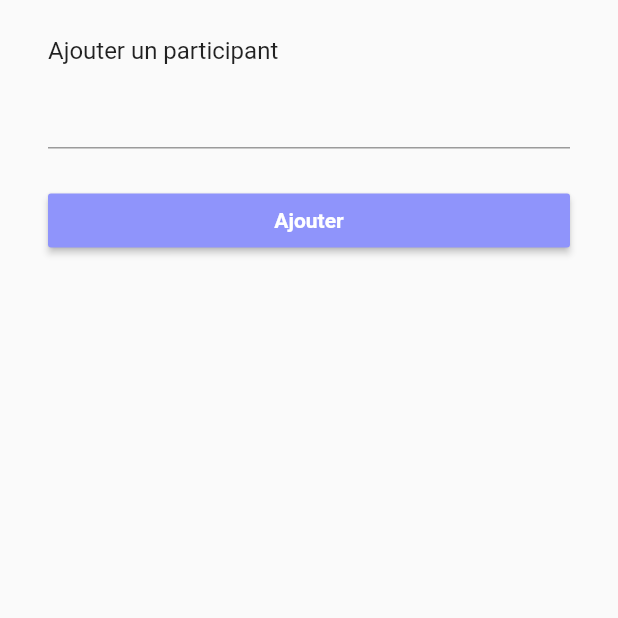
After one commit to sebastienklaus/reunionou, a Flutter app: the AddParticipantsWidget screen opened directly, on a phone screen of 412 x 824 dp, the top half of it. The commit adds this screen. Run offline on Flutter 3.47's test engine with Material 2 defaults, Android fonts, the phone set to English and light mode, and no system bars; drawn by our look-alikes of overlay_support; our stand-ins replace datetime_picker_formfield, dio, email_validator, flutter_map, flutter_typeahead, jwt_decoder and 2 more; missing offline and left inert: geocoder, sa_v1_migration, username_generator; accounts and stored records are empty.

Commit message:
add member to event

```diff
--- a/front/mobile/reunionou/lib/models/user.dart
+++ b/front/mobile/reunionou/lib/models/user.dart
@@ -1,8 +1,8 @@
 class User {
   String id;
   String fullname;
-  String username;
-  String type;
+  String? username;
+  String? type;
   String? email;
   String? token;
 
@@ -10,8 +10,8 @@ class User {
   User({
     required this.id,
     required this.fullname,
-    required this.username,
-    required this.type,
+    this.username,
+    this.type,
     this.email,
     this.token,
   });
--- /dev/null
+++ b/front/mobile/reunionou/lib/widgets/addParticipents.dart
@@ -0,0 +1,131 @@
+import 'package:flutter/material.dart';
+import 'package:provider/provider.dart';
+import 'package:reunionou/models/event.dart';
+import '../data/dataLoader.dart';
+import '../models/user.dart';
+import '../widgets/spacer.dart';
+import 'package:flutter_typeahead/flutter_typeahead.dart';
+
+class AddParticipantsWidget extends StatefulWidget {
+  const AddParticipantsWidget({
+    Key? key,
+    this.event_id,
+  }) : super(key: key);
+  final String? event_id;
+
+  @override
+  _AddParticipantsWidgetState createState() => _AddParticipantsWidgetState();
+}
+
+class _AddParticipantsWidgetState extends State<AddParticipantsWidget> {
+  late final TextEditingController participant;
+  final _formKey = GlobalKey<FormState>();
+  String selecteUserId = "";
+  @override
+  void initState() {
+    super.initState();
+    participant = TextEditingController(text: "");
+  }
+
+  @override
+  Widget build(BuildContext context) => Scaffold(
+        body: Scaffold(
+          body: Form(
+            key: _formKey,
+            child: ListView(
+              padding: const EdgeInsets.symmetric(horizontal: 32),
+              physics: const BouncingScrollPhysics(),
+              children: [
+                const SizedBox(height: 24),
+                Column(
+                  crossAxisAlignment: CrossAxisAlignment.start,
+                  children: [
+                    const Text(
+                      "Ajouter un participant",
+                      style: TextStyle(fontSize: 16),
+                    ),
+                    const SizedBox(height: 8),
+                    TypeAheadFormField(
+                      textFieldConfiguration: TextFieldConfiguration(
+                        controller: participant,
+                      ),
+                      suggestionsCallback: (pattern) {
+                        return context.read<DataLoader>().getUsers();
+                      },
+                      itemBuilder: (context, User suggestion) {
+                        return ListTile(
+                          title: Text(suggestion.fullname),
+                        );
+                      },
+                      transitionBuilder: (context, suggestionsBox, controller) {
+                        return suggestionsBox;
+                      },
+                      onSuggestionSelected: (User suggestion) {
+                        participant.text = suggestion.fullname;
+                        selecteUserId = suggestion.id;
+                      },
+                      validator: (value) {
+                        if (value!.isEmpty) {
+                          return 'Veuillez sélectionner un utilisateur';
+                        }
+                      },
+                    ),
+                  ],
+                ),
+                const SpacerWidget(
+                  space: 24,
+                ),
+                RaisedButton(
+                  color: const Color.fromRGBO(143, 148, 251, 1),
+                  splashColor: const Color.fromRGBO(143, 148, 251, 0.3),
+                  child: const Center(
+                    child: Text(
+                      "Ajouter",
+                      style: TextStyle(
+                          color: Colors.white, fontWeight: FontWeight.bold),
+                    ),
+                  ),
+                  onPressed: () async {
+                    if (_formKey.currentState!.validate()) {
+                      print(widget.event_id);
+                      context
+                          .read<DataLoader>()
+                          .addMember(
+                              widget.event_id, selecteUserId, participant.text)
+                          .then(
+                        (value) {
+                          if (value) {
+                            ScaffoldMessenger.of(context).showSnackBar(
+                              const SnackBar(
+                                content: Text(
+                                  "Participant ajouté avec succès",
+                                  style: TextStyle(
+                                    color: Color.fromARGB(255, 255, 255, 255),
+                                  ),
+                                ),
+                                backgroundColor: Colors.green,
+                              ),
+                            );
+                          } else {
+                            ScaffoldMessenger.of(context).showSnackBar(
+                              const SnackBar(
+                                content: Text(
+                                    "Quelque chose s'est mal passé essaie une autre fois"),
+                                backgroundColor: Colors.red,
+                              ),
+                            );
+                          }
+                        },
+                      );
+                    }
+                  },
+                ),
+                const SpacerWidget(
+                  space: 30,
+                ),
+              ],
+            ),
+          ),
+        ),
+      );
+}
--- a/front/mobile/reunionou/pubspec.yaml
+++ b/front/mobile/reunionou/pubspec.yaml
@@ -53,6 +53,7 @@ dependencies:
   jwt_decoder: ^2.0.1
   datetime_picker_formfield: ^2.0.0
   geocoder: ^0.2.1
+  flutter_typeahead: ^3.2.4
 
 
 
```
Also changed, not shown: front/mobile/reunionou/lib/data/dataLoader.dart (+71 -3 lines), front/mobile/reunionou/lib/widgets/eventDetails.dart (+10 -2 lines), front/mobile/reunionou/pubspec.lock.
